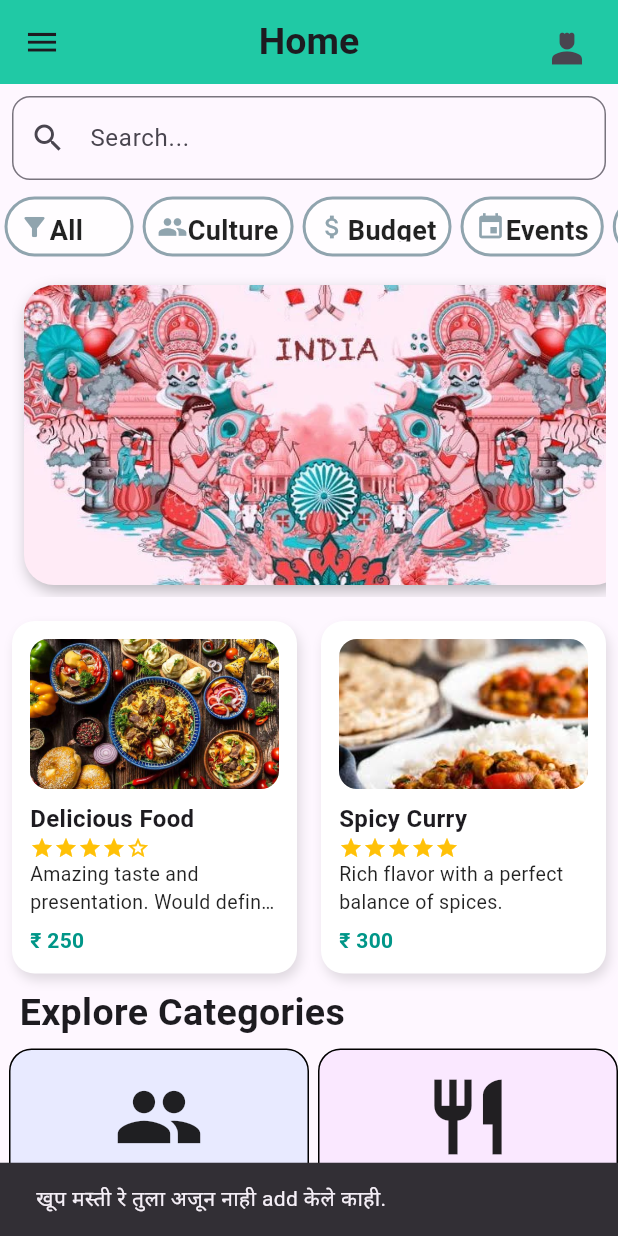
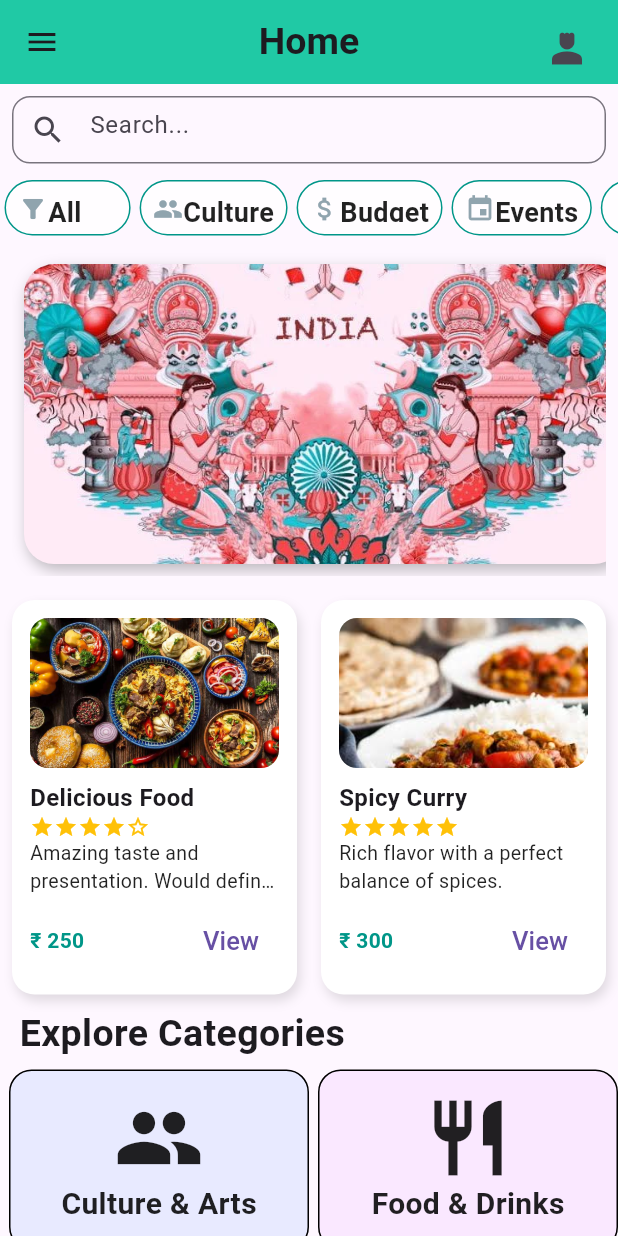
Before and after one commit to akshayfunde28/Destination_app, a Flutter app: the HomePage screen opened directly, after a tap on "Food & Drinks", on a phone screen of 412 x 824 dp. Run offline on Flutter 3.47's test engine with Material 3 defaults, Android fonts, the light colour scheme and no system bars.

Commit message:
second cmd

```diff
--- a/lib/Utils/Constants/constants.dart
+++ b/lib/Utils/Constants/constants.dart
@@ -41,7 +41,7 @@ class CustomContainer extends StatelessWidget {
         decoration: BoxDecoration(
           color: Colors.white70, // example color
           borderRadius: BorderRadius.circular(borderRadius),
-          border: Border.all(color: color,width: 2),
+          border: Border.all(color: Colors.teal,width: 1),
         ),
         child: Padding(
           padding: const EdgeInsets.all(8.0),
--- /dev/null
+++ b/lib/drawer_main/drawer.dart
@@ -0,0 +1,64 @@
+import 'package:flutter/material.dart';
+
+class MainDrawer extends StatelessWidget {
+  const MainDrawer({super.key});
+
+  @override
+  Widget build(BuildContext context) {
+    return Drawer(
+      child: Container(
+        color: Colors.white,
+        child: ListView(
+
+          children: [
+            Container(
+              height: 200,
+              // color: Colors.white,
+              child: Column(
+                mainAxisAlignment: MainAxisAlignment.center,
+                children: [
+                  Image.asset("assets/images/LOGO.png"),
+                ],
+              ),
+            ),
+            ListTile(
+              onTap: () {
+                Navigator.pop(context);
+              },
+              leading: const Icon(Icons.person_2),
+              title: const Text('Profile'),
+            ),
+            ListTile(
+              onTap: () {
+                Navigator.pop(context);
+              },
+              leading: const Icon(Icons.book),
+              title: const Text('Booking')
+            ),
+            ListTile(
+              onTap: () {
+                Navigator.pop(context);
+              },
+              leading: const Icon(Icons.feedback),
+              title: const Text('Feedback'),
+            ),
+            ListTile(
+              onTap: () {
+                Navigator.pop(context);
+              },
+              leading: const Icon(Icons.call),
+              title: const Text('Contact Us '),
+            ),
+            ListTile(
+              onTap: () {
+
+              },
+              leading: const Icon(Icons.logout),
+              title: const Text('Log Out'),
+            ),
+          ],
+        ),
+      ),
+    );
+  }
+}
--- a/lib/pages/Bottom_Navigation_Bar.dart
+++ b/lib/pages/Bottom_Navigation_Bar.dart
@@ -14,7 +14,7 @@ class _MainPageState extends State<MainPage> {
   final List<Widget> pages = [
     HomePage(),
     HomePage(),
-    NotificationPage(),
+    HomePage(),//NotificationPage(),
     HomePage(),// each of these has its own Scaffold + AppBar
 
   ];
@@ -22,7 +22,6 @@ class _MainPageState extends State<MainPage> {
   void onTap(int idx) {
     setState(() {
       _selectedIdx = idx;
-      ShowSnakBar(context, "खूप मस्ती रे तुला अजून नाही add केले काही.");
     });
   }
 
--- a/lib/pages/Home_Page.dart
+++ b/lib/pages/Home_Page.dart
@@ -1,6 +1,8 @@
 import 'package:flutter/material.dart';
+import 'package:turisamapp/drawer_main/drawer.dart';
 import '../Utils/Colors.dart';
 import '../Utils/Constants/constants.dart';
+import 'FeedBack_Page.dart';
 
 class HomePage extends StatefulWidget {
   const HomePage({super.key});
@@ -21,13 +23,9 @@ class _HomePageState extends State<HomePage> {
   @override
   Widget build(BuildContext context) {
     return Scaffold(
+      drawer: MainDrawer() ,
       appBar: AppBar(
-        leading: IconButton(
-          icon: Icon(Icons.menu, size: 25),
-          onPressed: () {
-            ShowSnakBar(context, "खूप मस्ती रे तुला अजून नाही add केले काही.");
-          },
-        ),
+
         title: Text(
           "Home",
           style: TextStyle(fontWeight: FontWeight.bold, fontSize: appTitleSize),
@@ -41,10 +39,10 @@ class _HomePageState extends State<HomePage> {
             child: IconButton(
               icon: Icon(Icons.person_4_sharp, size: 30),
               onPressed: () {
-                ShowSnakBar(
-                  context,
-                  "खूप मस्ती रे तुला अजून नाही add केले काही.",
-                );
+                // ShowSnakBar(
+                //   context,
+                //   " ",
+                // );
               },
             ),
           ),
@@ -58,6 +56,8 @@ class _HomePageState extends State<HomePage> {
             // Search Controller >>>>>>>>>>>>>>
             Padding(
               padding: const EdgeInsets.all(8.0),
+              child: SizedBox(
+                height: 45,
                 child: TextFormField(
                   controller: SearchController,
                   decoration: InputDecoration(
@@ -85,6 +85,7 @@ class _HomePageState extends State<HomePage> {
                   },
                 ),
               ),
+            ),
             // Below search bar filters
             SizedBox(
               width: MediaQuery.of(context).size.width, // full screen width
@@ -96,35 +97,35 @@ class _HomePageState extends State<HomePage> {
                     CustomContainer(
                       icon: Icons.filter_alt,
                       text: "All     ",
-                      height: 40,
+                      height: 37,
                       color: Colors.blueGrey.shade300,
                       borderRadius: 20,
                     ),
                     CustomContainer(
                       icon: Icons.group,
                       text: "Culture",
-                      height: 40,
+                      height: 37,
                       color: Colors.blueGrey.shade300,
                       borderRadius: 20,
                     ),
                     CustomContainer(
                       icon: Icons.attach_money,
                       text: "Budget",
-                      height: 40,
+                      height: 37,
                       color: Colors.blueGrey.shade300,
                       borderRadius: 20,
                     ),
                     CustomContainer(
                       icon: Icons.event,
                       text: "Events",
-                      height: 40,
+                      height: 37,
                       color: Colors.blueGrey.shade300,
                       borderRadius: 20,
                     ), // new one
                     CustomContainer(
                       icon: Icons.location_on,
                       text: "Location",
-                      height: 40,
+                      height: 37,
                       color: Colors.blueGrey.shade300,
                       borderRadius: 20,
                     ),
@@ -316,6 +317,10 @@ class _HomePageState extends State<HomePage> {
                               overflow: TextOverflow.ellipsis,
                             ),
                             const SizedBox(height: 6),
+
+                            Row(
+                              mainAxisAlignment: MainAxisAlignment.spaceBetween,
+                              children: [
                                 Text(
                                   "₹ 250",
                                   style: TextStyle(
@@ -324,6 +329,23 @@ class _HomePageState extends State<HomePage> {
                                     color: Colors.teal,
                                   ),
                                 ),
+                                TextButton(onPressed: (){
+                                  Navigator.push(
+                                    context,
+                                    MaterialPageRoute(
+                                      builder: (_) => FeedbackPage(
+                                        title: "Pizza",
+                                        imagePath: "assets/images/Food.png",
+                                        price: 299,
+                                        description: "A delightful dish loaded with rich, gooey cheese that melts in your mouth. Perfectly seasoned and cooked to perfection, offering a comforting and satisfying flavor that everyone will love.",
+                                        rating: 4.5,
+                                      ),
+                                    ),
+                                  );
+
+                                }, child: Text("View",style: TextStyle(fontSize: 17),))
+                              ],
+                            )
                           ],
                         ),
                       ),
@@ -379,6 +401,9 @@ class _HomePageState extends State<HomePage> {
                               overflow: TextOverflow.ellipsis,
                             ),
                             const SizedBox(height: 6),
+                            Row(
+                              mainAxisAlignment: MainAxisAlignment.spaceBetween,
+                              children: [
                                 Text(
                                   "₹ 300",
                                   style: TextStyle(
@@ -387,6 +412,24 @@ class _HomePageState extends State<HomePage> {
                                     color: Colors.teal,
                                   ),
                                 ),
+                                TextButton(onPressed: (){
+                                  Navigator.push(
+                                    context,
+                                    MaterialPageRoute(
+                                      builder: (_) => FeedbackPage(
+                                        title: "Spicy Curry",
+                                        imagePath: "assets/images/SpiceCurry.png",
+                                        price: 299,
+                                        description: "Rich flavors with a perfect balance of spices, offering an authentic taste of traditional cuisine. Every dish is carefully prepared using fresh local ingredients, giving you a unique and memorable dining experience that reflects the culture and heritage of the region.",
+                                        rating: 4.5,
+                                      ),
+                                    ),
+                                  );
+
+                                }, child: Text("View",style: TextStyle(fontSize: 17),))
+                              ],
+                            )
+,
                           ],
                         ),
                       ),
@@ -416,10 +459,10 @@ class _HomePageState extends State<HomePage> {
                 children: [
                   InkWell(
                     onTap: () {
-                      ShowSnakBar(
-                        context,
-                        "खूप मस्ती रे तुला अजून नाही add केले काही.",
-                      );
+                      // ShowSnakBar(
+                      //   context,
+                      //   "",
+                      // );
                     },
                     child: CustomCategoriesContainer(
                       icon: Icons.group,
@@ -431,10 +474,10 @@ class _HomePageState extends State<HomePage> {
                   ),
                   InkWell(
                     onTap: () {
-                      ShowSnakBar(
-                        context,
-                        "खूप मस्ती रे तुला अजून नाही add केले काही.",
-                      );
+                      // ShowSnakBar(
+                      //   context,
+                      //   "",
+                      // );
                     },
                     child: CustomCategoriesContainer(
                       icon: Icons.restaurant,
@@ -462,18 +505,18 @@ class _HomePageState extends State<HomePage> {
                       color: Color(0xFFFFF3D4),
                     ),
                     onTap: () {
-                      ShowSnakBar(
-                        context,
-                        "खूप मस्ती रे तुला अजून नाही add केले काही.",
-                      );
+                      // ShowSnakBar(
+                      //   context,
+                      //   "",
+                      // );
                     },
                   ),
                   InkWell(
                     onTap: () {
-                      ShowSnakBar(
-                        context,
-                        "खूप मस्ती रे तुला अजून नाही add केले काही.",
-                      );
+                      // ShowSnakBar(
+                      //   context,
+                      //   "",
+                      // );
                     },
                     child: CustomCategoriesContainer(
                       icon: Icons.hiking,
--- a/pubspec.yaml
+++ b/pubspec.yaml
@@ -35,6 +35,8 @@ dependencies:
   # Use with the CupertinoIcons class for iOS style icons.
   cupertino_icons: ^1.0.8
   http: ^1.5.0
+  url_launcher: ^6.3.2
+  permission_handler: ^12.0.1
 
 dev_dependencies:
   flutter_test:
```
Also changed, not shown: lib/pages/FeedBack_Page.dart (added, +265 -0 lines), assets/images/Akshay.png (added), assets/images/LOGO.png (added), pubspec.lock, 11 other files. Lines whose indentation alone changed are shown as unchanged.
